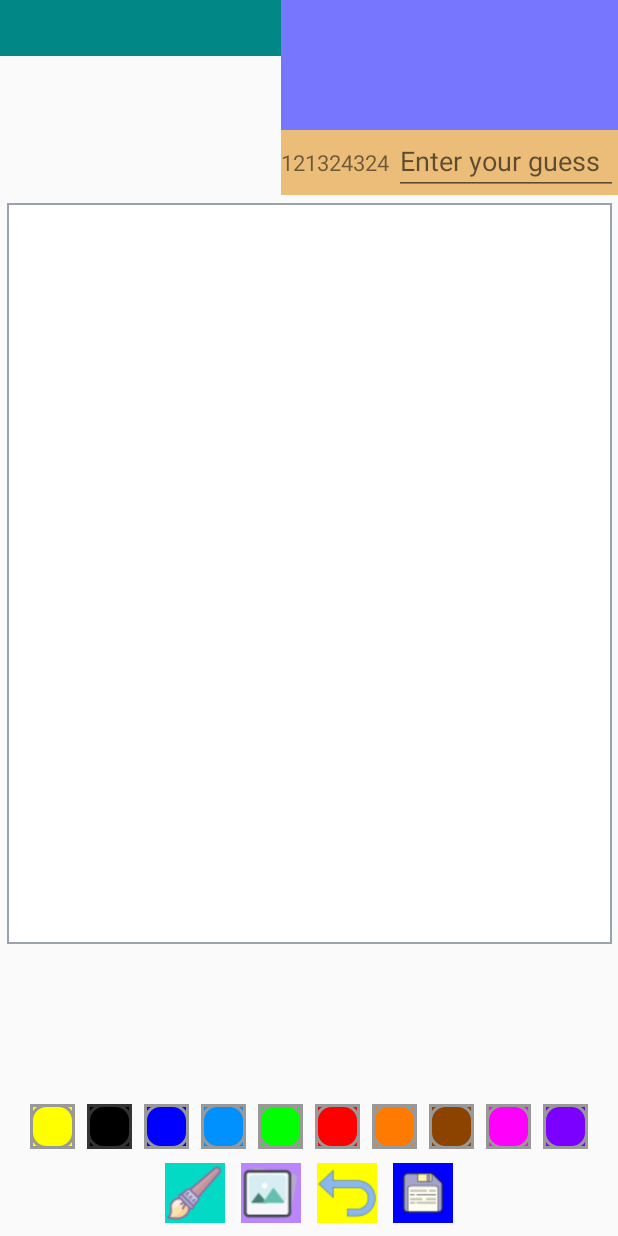
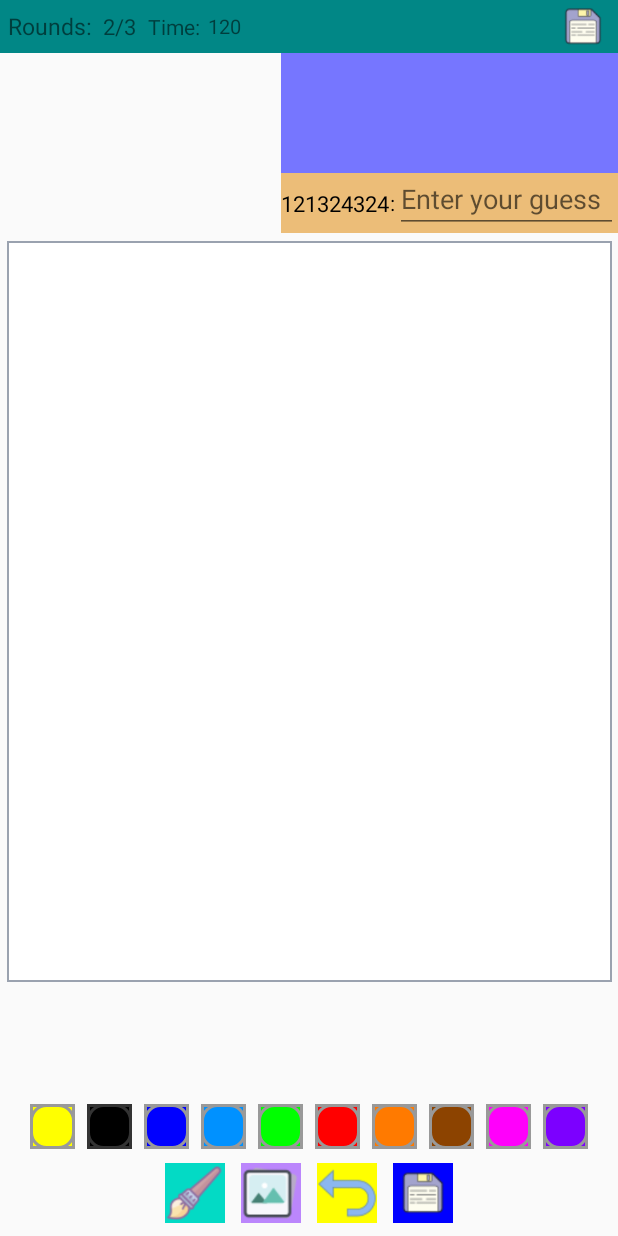
Before and after one commit to GhostDog788/DrawingAppHome, an Android app: the MainActivity screen opened directly, with no data from a screen before it, on a phone screen of 412 x 824 dp. Run offline under Robolectric (Android 15) with nearby library versions, the phone set to English and light mode, and no system bars; our stand-ins replace Firebase (no records; nobody signed in at launch, a user with empty details on screens opened directly); 11 statements that could not run were skipped.

Commit message:
round display

```diff
--- a/app/src/main/java/il/ghostdog/drawingapp/EndGameActivity.kt
+++ b/app/src/main/java/il/ghostdog/drawingapp/EndGameActivity.kt
@@ -45,7 +45,7 @@ class EndGameActivity : AppCompatActivity() {
         findViewById<TextView>(R.id.tvName2).text = secondPlayer.second.name
         findViewById<TextView>(R.id.tvPoints2).text = secondPlayer.second.points.toString()
 
-        if(orderedByPoints.size > 3)
+        if(orderedByPoints.size > 2)
         {
             val thirdPlayer = orderedByPoints[orderedByPoints.lastIndex - 2]
             findViewById<TextView>(R.id.tvName3).text = thirdPlayer.second.name
--- a/app/src/main/java/il/ghostdog/drawingapp/MainActivity.kt
+++ b/app/src/main/java/il/ghostdog/drawingapp/MainActivity.kt
@@ -79,6 +79,7 @@ class MainActivity : AppCompatActivity() {
     private lateinit var llGuessField: LinearLayout
     private lateinit var vgDrawersTools: Group
     private lateinit var tvGuessWord: TextView
+    private lateinit var tvRounds: TextView
     private lateinit var etGuessField: EditText
     private var mRounds: Int = -1
     private var mCurrentRound: Int = 1
@@ -277,6 +278,7 @@ class MainActivity : AppCompatActivity() {
         vgDrawersTools = findViewById(R.id.drawersTools)
         llGuessField = findViewById(R.id.llGuessField)
         tvGuessWord = findViewById(R.id.tvGuessWord)
+        tvRounds = findViewById(R.id.tvRounds)
         etGuessField = findViewById(R.id.etGuessField)
         rvPlayers = findViewById(R.id.rvPlayers)
         rvPlayers.adapter = PlayerGameHUDAdapter(mPlayerRDataList)
@@ -315,6 +317,7 @@ class MainActivity : AppCompatActivity() {
             addGameStatusListener()
             addGuessWordListener()
             addGuessChatListener()
+            addCurrentRoundListener()
             setupGame() //have to be before listeners
             addPathsValueListener()
             addPathsCountListener()
@@ -383,6 +386,7 @@ class MainActivity : AppCompatActivity() {
         mPathDatabase!!.setValue("")
         mDatabaseLobby!!.child("pathsCount").setValue(0)
         clearChat()
+        updateRoundsDisplay()
 
         mDatabaseLobby!!.child("leader").addListenerForSingleValueEvent(object: ValueEventListener {
             override fun onDataChange(dataSnapshot: DataSnapshot) {
@@ -419,6 +423,7 @@ class MainActivity : AppCompatActivity() {
                 return
             }
             Toast.makeText(applicationContext, "Round Ended", Toast.LENGTH_SHORT).show()
+            mDatabaseLobby!!.child("currentRound").setValue(mCurrentRound)
             for (key in mPlayersMap.keys){
                 mHaveNotDrawnList.add(key)
             }
@@ -442,6 +447,20 @@ class MainActivity : AppCompatActivity() {
                 awaitFrame()
             }
         }
+    }
+
+    private fun addCurrentRoundListener() {
+        mDatabaseLobby!!.child("currentRound").addValueEventListener(object : ValueEventListener{
+            override fun onDataChange(snapshot: DataSnapshot) {
+                val value = snapshot.getValue(Int::class.java) ?: return
+                mCurrentRound = value
+                updateRoundsDisplay()
+            }
+
+            override fun onCancelled(error: DatabaseError) {
+                TODO("Not yet implemented")
+            }
+        })
     }
 
     private fun endGame() {
@@ -469,6 +488,8 @@ class MainActivity : AppCompatActivity() {
         val thirdButton = dialog.findViewById<Button>(R.id.btnThree)
 
         val usedIndexes = ArrayList<Int>()
+        usedIndexes.add(Constants.GUESS_WORDS_MAP[mLanguage]!!.indexOf(mGuessWord))
+        //prevents from getting the same word
         var index = 0
         do {
             index = Random.nextInt(0, Constants.GUESS_WORDS_MAP[mLanguage]!!.size)
@@ -496,7 +517,7 @@ class MainActivity : AppCompatActivity() {
             setGuessWord(((it as Button).text.toString()), dialog)
         }
         if ((this as Activity).isFinishing) {
-            Toast.makeText(applicationContext, "Application finisherd", Toast.LENGTH_SHORT).show()
+            Toast.makeText(applicationContext, "Application finished", Toast.LENGTH_SHORT).show()
         }else{
             dialog.show()
         }
@@ -513,6 +534,7 @@ class MainActivity : AppCompatActivity() {
         addPathsValueListener()
         vgDrawersTools.visibility = View.GONE
         llGuessField.visibility = View.VISIBLE
+        updateRoundsDisplay()
 
         val playerData = mPlayersMap[mAuth!!.currentUser!!.uid]
         playerData!!.answeredCorrectly = false
@@ -524,6 +546,7 @@ class MainActivity : AppCompatActivity() {
         drawingView!!.canDraw = true
         vgDrawersTools.visibility = View.VISIBLE
         llGuessField.visibility = View.GONE
+        updateRoundsDisplay()
 
         val playerData = mPlayersMap[mAuth!!.currentUser!!.uid]
         playerData!!.answeredCorrectly = false
@@ -635,6 +658,10 @@ class MainActivity : AppCompatActivity() {
     private fun updatePlayerData(playerId: String, newData: PlayerData){
         mDatabaseLobby!!.child("players").child(playerId)
             .setValue(newData)
+    }
+
+    private fun updateRoundsDisplay(){
+        tvRounds.text = "$mCurrentRound/$mRounds"
     }
 
     private fun clearChat(){
--- a/app/src/main/res/layout/activity_main.xml
+++ b/app/src/main/res/layout/activity_main.xml
@@ -7,43 +7,103 @@
     tools:context=".MainActivity">
 
     <LinearLayout
-        android:id="@+id/llChatAndPlayers"
+        android:id="@+id/llGameData"
         android:layout_width="match_parent"
-        android:layout_height="130dp"
+        android:layout_height="35dp"
         android:orientation="horizontal"
-        app:layout_constraintBottom_toTopOf="@+id/flDrawingViewContainer"
+        app:layout_constraintBottom_toTopOf="@+id/llChatAndPlayers"
         app:layout_constraintLeft_toLeftOf="parent"
         app:layout_constraintRight_toRightOf="parent"
         app:layout_constraintTop_toTopOf="parent"
-        app:layout_constraintVertical_chainStyle="spread_inside">
+        android:background="@color/teal_700"
+        android:paddingStart="5dp"
+        android:paddingEnd="5dp">
 
-        <LinearLayout
+        <TextView
             android:layout_width="match_parent"
             android:layout_height="match_parent"
-            android:layout_weight="6"
-            android:orientation="vertical">
+            android:text="Rounds:"
+            android:layout_weight="1.8"
+            android:gravity="center"
+            android:autoSizeMaxTextSize="30dp"
+            android:autoSizeMinTextSize="2dp"
+            android:autoSizeTextType="uniform"
+            android:maxLines="1"/>
+
+        <TextView
+            android:id="@+id/tvRounds"
+            android:layout_width="match_parent"
+            android:layout_height="match_parent"
+            android:text="2/3"
+            android:layout_weight="1.9"
+            android:autoSizeMaxTextSize="15dp"
+            android:autoSizeMinTextSize="2dp"
+            android:autoSizeTextType="uniform"
+            android:maxLines="1"
+            android:gravity="center"
+            android:layout_marginStart="3dp"
+            android:layout_marginEnd="3dp"
+            />
+
+        <TextView
+            android:layout_width="match_parent"
+            android:layout_height="match_parent"
+            android:text="Time:"
+            android:layout_weight="1.9"
+            android:gravity="center"
+            />
+
+        <TextView
+            android:id="@+id/tvTimer"
+            android:layout_width="match_parent"
+            android:layout_height="match_parent"
+            android:text="120"
+            android:layout_weight="1.95"
+            android:gravity="center"
+            android:autoSizeMaxTextSize="30dp"
+            android:autoSizeMinTextSize="2dp"
+            android:autoSizeTextType="uniform"
+            android:maxLines="1"
+            android:layout_marginStart="3dp"/>
 
         <TextView
             android:id="@+id/tvGuessWord"
             android:layout_width="match_parent"
             android:layout_height="match_parent"
-                android:layout_weight="5"
             android:autoSizeMaxTextSize="30dp"
             android:autoSizeMinTextSize="2dp"
             android:autoSizeTextType="uniform"
+            android:layout_weight="1"
             android:gravity="center"
             android:padding="5dp"
             android:maxLines="1"
-                android:text=""
-                android:background="@color/teal_700"/>
+            android:paddingStart="5dp"
+            android:paddingEnd="5dp"/>
+
+        <ImageView
+            android:layout_width="match_parent"
+            android:layout_height="match_parent"
+            android:layout_weight="1.9"
+            android:src="@drawable/ic_save"/>
+
+    </LinearLayout>
+
+    <LinearLayout
+        android:id="@+id/llChatAndPlayers"
+        android:layout_width="match_parent"
+        android:layout_height="120dp"
+        android:orientation="horizontal"
+        app:layout_constraintBottom_toTopOf="@+id/flDrawingViewContainer"
+        app:layout_constraintLeft_toLeftOf="parent"
+        app:layout_constraintRight_toRightOf="parent"
+        app:layout_constraintTop_toBottomOf="@+id/llGameData"
+        app:layout_constraintVertical_chainStyle="spread_inside">
 
         <androidx.recyclerview.widget.RecyclerView
             android:id="@+id/rvPlayers"
             android:layout_width="match_parent"
             android:layout_height="match_parent"
-                android:layout_weight="2"/>
-
-        </LinearLayout>
+            android:layout_weight="6"/>
 
         <LinearLayout
             android:layout_width="match_parent"
@@ -62,7 +122,7 @@
                 android:id="@+id/llGuessField"
                 android:layout_width="match_parent"
                 android:layout_height="match_parent"
-                android:layout_weight="2"
+                android:layout_weight="2 "
                 android:background="#ECBD78"
                 android:visibility="visible">
 
@@ -76,7 +136,15 @@
                     android:autoSizeTextType="uniform"
                     android:gravity="center_vertical"
                     android:maxLines="1"
-                    android:text="121324324"/>
+                    android:text="121324324"
+                    android:textColor="@color/black"/>
+
+                <TextView
+                    android:layout_width="wrap_content"
+                    android:layout_height="wrap_content"
+                    android:text=":"
+                    android:layout_gravity="center"
+                    android:textColor="@color/black"/>
 
                 <EditText
                     android:id="@+id/etGuessField"
```
Lines whose indentation alone changed are shown as unchanged.
